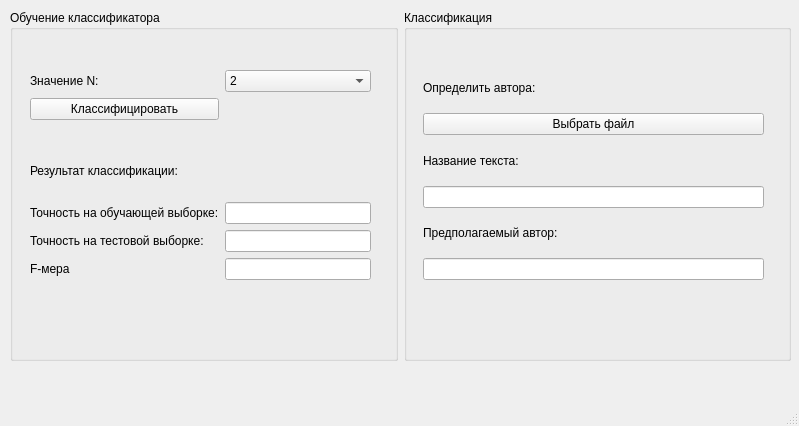
Qt form mainwindow.ui (oljakon/bachelor-degree) before a commit.
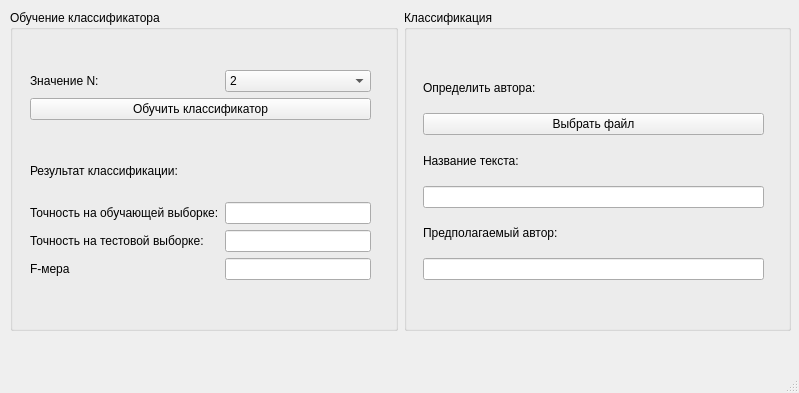
The same form after that commit.

The edit to the form file:
```diff
--- a/mainwindow.ui
+++ b/mainwindow.ui
@@ -7,7 +7,7 @@
     <x>0</x>
     <y>0</y>
     <width>799</width>
-    <height>426</height>
+    <height>393</height>
    </rect>
   </property>
   <property name="windowTitle">
@@ -20,7 +20,7 @@
       <x>10</x>
       <y>10</y>
       <width>781</width>
-      <height>351</height>
+      <height>321</height>
      </rect>
     </property>
     <layout class="QHBoxLayout" name="horizontalLayout">
@@ -82,13 +82,6 @@
            </property>
           </widget>
          </item>
-         <item row="1" column="0">
-          <widget class="QPushButton" name="classify">
-           <property name="text">
-            <string>Классифицировать</string>
-           </property>
-          </widget>
-         </item>
          <item row="6" column="1">
           <widget class="QLineEdit" name="fScore"/>
          </item>
@@ -132,6 +125,13 @@
            </property>
           </spacer>
          </item>
+         <item row="1" column="0" colspan="2">
+          <widget class="QPushButton" name="classify">
+           <property name="text">
+            <string>Обучить классификатор</string>
+           </property>
+          </widget>
+         </item>
         </layout>
        </widget>
       </widget>
```
